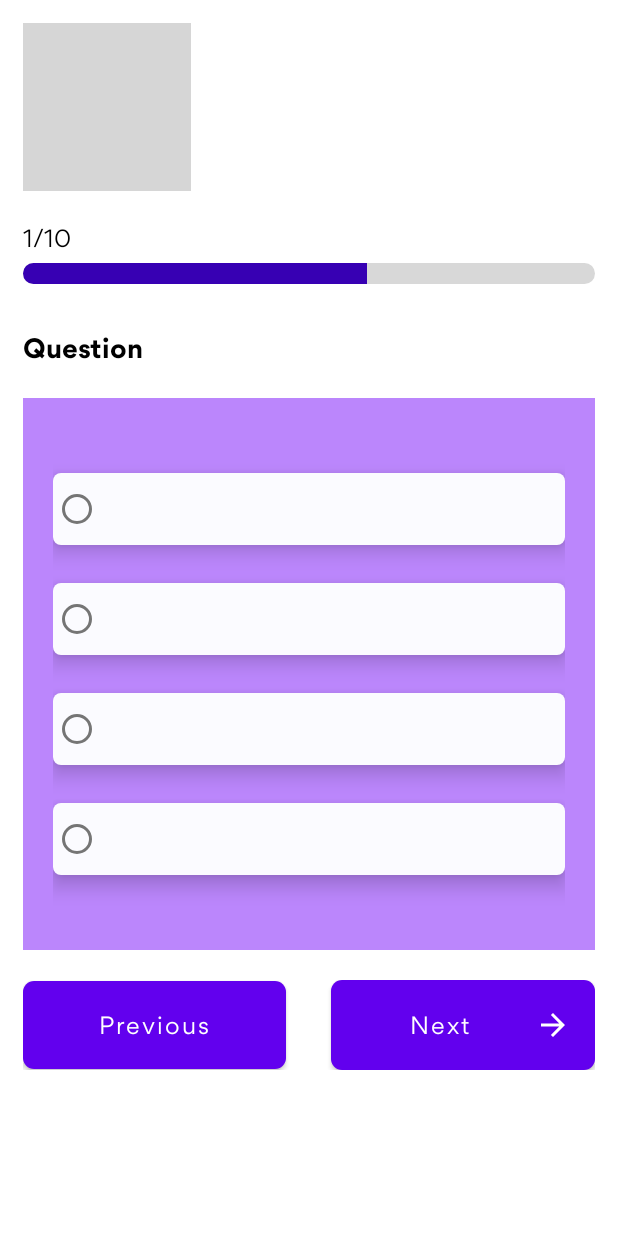
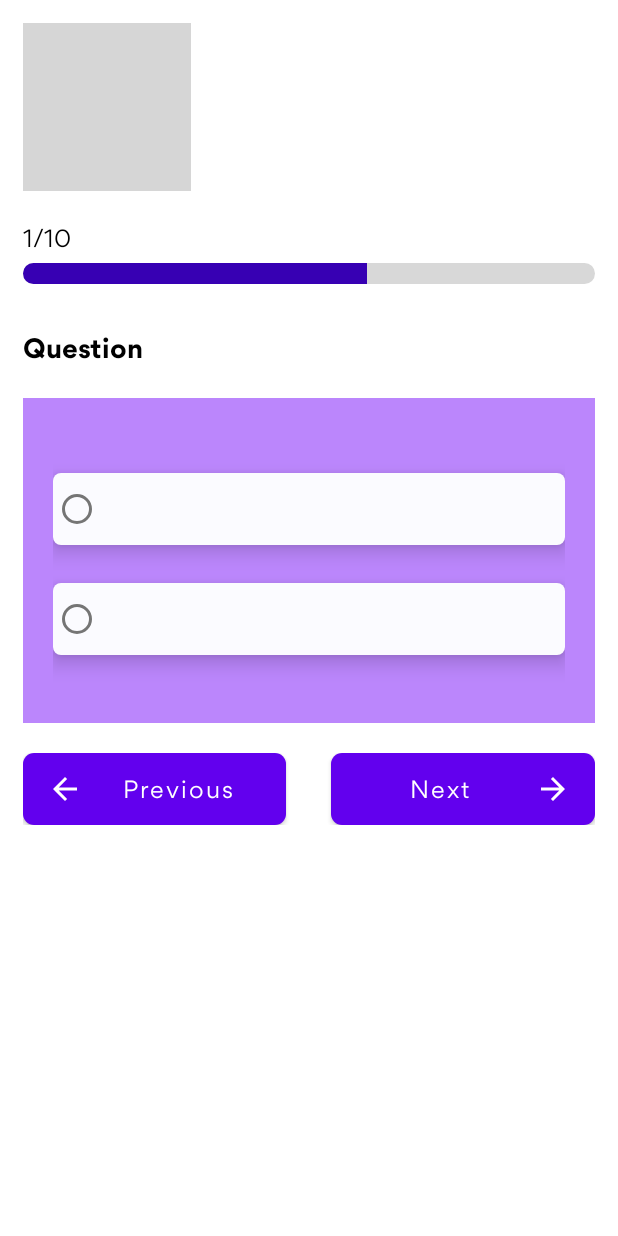
Before and after one commit to febianbatubara/chabi-capstone-project, an Android app: the layout activity_questionnaire.xml on its own in the app's theme, with its tools: preview values and no code run, on a phone screen of 412 x 824 dp. Run offline under Robolectric (Android 15) with nearby library versions, the phone set to English and light mode, and no system bars; grey boxes are pictures that could not be loaded.

Commit message:
add questionnaire data source, repository, and view model. Implement QuestionnaireActivity.kt

```diff
--- a/android/app/src/main/AndroidManifest.xml
+++ b/android/app/src/main/AndroidManifest.xml
@@ -11,7 +11,7 @@
         android:theme="@style/Theme.ChaBiApp">
         <activity android:name=".ui.detail.DetailActivity" />
         <activity android:name=".ui.questionnaire.QuestionnaireActivity" />
-        <activity android:name=".ui.home.HomeActivity">
+        <activity android:name=".ui.home.MainActivity">
             <intent-filter>
                 <action android:name="android.intent.action.MAIN" />
 
--- a/android/app/src/main/java/com/chabi/android/chabiapp/adapter/RecyclerViewArticle.kt
+++ b/android/app/src/main/java/com/chabi/android/chabiapp/adapter/RecyclerViewArticle.kt
@@ -7,7 +7,7 @@ import android.widget.TextView
 import androidx.cardview.widget.CardView
 import androidx.recyclerview.widget.RecyclerView
 import com.chabi.android.chabiapp.R
-import kotlinx.android.synthetic.main.activity_main.view.*
+import kotlinx.android.synthetic.main.activity_home.view.*
 import kotlinx.android.synthetic.main.list_item.view.*
 
 class RecyclerViewArticle: RecyclerView.Adapter<RecyclerViewArticle.MyViewHolder>() {
--- a/android/app/src/main/java/com/chabi/android/chabiapp/ui/home/HomeActivity.kt
+++ b/android/app/src/main/java/com/chabi/android/chabiapp/ui/home/MainActivity.kt
@@ -1,9 +1,10 @@
-package com.chabi.android.chabiapp
+package com.chabi.android.chabiapp.ui.home
 
 import androidx.appcompat.app.AppCompatActivity
 import android.os.Bundle
 import androidx.recyclerview.widget.LinearLayoutManager
 import androidx.recyclerview.widget.RecyclerView
+import com.chabi.android.chabiapp.R
 import com.chabi.android.chabiapp.adapter.RecyclerViewArticle
 import com.chabi.android.chabiapp.adapter.RecyclerViewVideo
 
@@ -16,7 +17,7 @@ class MainActivity : AppCompatActivity() {
 
     override fun onCreate(savedInstanceState: Bundle?) {
         super.onCreate(savedInstanceState)
-        setContentView(R.layout.activity_main)
+        setContentView(R.layout.activity_home)
 
         recyclerarticle = findViewById(R.id.rv_article)
         recyclervideo = findViewById(R.id.rv_video)
--- a/android/app/src/main/res/layout/activity_home.xml
+++ b/android/app/src/main/res/layout/activity_home.xml
@@ -5,7 +5,7 @@
     android:layout_width="match_parent"
     android:layout_height="match_parent"
     android:background="@drawable/ic_background"
-    tools:context=".MainActivity">
+    tools:context=".ui.home.MainActivity">
 
     <androidx.cardview.widget.CardView
         android:id="@+id/cardView"
--- a/android/app/src/main/res/layout/activity_questionnaire.xml
+++ b/android/app/src/main/res/layout/activity_questionnaire.xml
@@ -57,25 +57,20 @@
                 android:id="@+id/rb_option_a"
                 style="@style/RadioButtonGeneral"
                 android:layout_marginTop="30dp"
-                android:layout_marginBottom="25dp" />
+                android:layout_marginBottom="25dp"
+                android:onClick="onRadioButtonClicked"
+                tools:ignore="UsingOnClickInXml" />
 
             <RadioButton
                 android:id="@+id/rb_option_b"
                 style="@style/RadioButtonGeneral"
-                android:layout_marginBottom="25dp" />
-
-            <RadioButton
-                android:id="@+id/rb_option_c"
-                style="@style/RadioButtonGeneral"
-                android:layout_marginBottom="25dp" />
-
-            <RadioButton
-                android:id="@+id/rb_option_d"
-                style="@style/RadioButtonGeneral"
-                android:layout_marginBottom="30dp" />
+                android:layout_marginBottom="25dp"
+                android:onClick="onRadioButtonClicked"
+                tools:ignore="UsingOnClickInXml" />
         </RadioGroup>
 
         <LinearLayout
+            android:id="@+id/layout_nav_button"
             android:layout_width="match_parent"
             android:layout_height="wrap_content"
             android:layout_below="@id/rg_options"
@@ -90,8 +85,9 @@
                 android:layout_marginEnd="30dp"
                 android:layout_weight="1"
                 android:background="@drawable/bg_purple_ripple"
-                android:drawableStart="@drawable/ic_arrow_back_white"
-                android:text="@string/previous" />
+                android:drawableLeft="@drawable/ic_arrow_back_white"
+                android:text="@string/previous"
+                tools:ignore="RtlHardcoded" />
 
             <Button
                 android:id="@+id/btn_next"
@@ -102,7 +98,20 @@
                 android:drawableEnd="@drawable/ic_arrow_forward_white"
                 android:gravity="center"
                 android:text="@string/next" />
+        </LinearLayout>
 
-        </LinearLayout>
+        <Button
+            android:id="@+id/btn_submit"
+            style="@style/ButtonGeneral"
+            android:layout_width="match_parent"
+            android:layout_below="@id/layout_nav_button"
+            android:layout_centerHorizontal="true"
+            android:layout_marginStart="40dp"
+            android:layout_marginTop="20dp"
+            android:layout_marginEnd="40dp"
+            android:background="@drawable/bg_purple_ripple"
+            android:gravity="center"
+            android:text="@string/submit"
+            android:visibility="gone" />
     </RelativeLayout>
 </ScrollView>
--- a/android/app/src/main/res/values/styles.xml
+++ /dev/null
@@ -1,23 +0,0 @@
-<?xml version="1.0" encoding="utf-8"?>
-<resources xmlns:tools="http://schemas.android.com/tools">
-    <!-- Base application theme. -->
-    <style name="Theme.ChaBiApp" parent="Theme.MaterialComponents.DayNight.DarkActionBar">
-        <!-- Primary brand color. -->
-        <item name="colorPrimary">@color/purple_500</item>
-        <item name="colorPrimaryVariant">@color/purple_700</item>
-        <item name="colorOnPrimary">@color/white</item>
-        <!-- Secondary brand color. -->
-        <item name="colorSecondary">@color/teal_200</item>
-        <item name="colorSecondaryVariant">@color/teal_700</item>
-        <item name="colorOnSecondary">@color/black</item>
-        <!-- Status bar color. -->
-        <item name="android:statusBarColor" tools:targetApi="l">?attr/colorPrimaryVariant</item>
-    </style>
-
-    <!-- Customize your theme here. -->
-    <style name="NoActionBarTheme" parent="Theme.AppCompat.Light.NoActionBar">
-        <item name="colorPrimary">@color/purple_500</item>
-        <item name="colorPrimaryDark">@color/purple_700</item>
-        <item name="colorAccent">@color/white</item>
-    </style>
-</resources>
--- a/android/app/src/main/res/values/themes.xml
+++ b/android/app/src/main/res/values/themes.xml
@@ -39,8 +39,8 @@
         <item name="background">?android:selectableItemBackgroundBorderless</item>
         <item name="android:layout_width">wrap_content</item>
         <item name="android:layout_height">wrap_content</item>
-        <item name="android:paddingTop">12dp</item>
-        <item name="android:paddingBottom">12dp</item>
+        <item name="android:paddingTop">4dp</item>
+        <item name="android:paddingBottom">4dp</item>
         <item name="android:textSize">16sp</item>
         <item name="textAllCaps">false</item>
         <item name="fontFamily">@font/gordita_regular</item>
```
Also changed, not shown: android/app/src/main/java/com/chabi/android/chabiapp/data/source/AppDataSource.kt (added, +11 -0 lines), android/app/src/main/java/com/chabi/android/chabiapp/data/source/AppRepository.kt (added, +24 -0 lines), android/app/src/main/java/com/chabi/android/chabiapp/data/source/local/LocalDataSource.kt (added, +20 -0 lines), android/app/src/main/java/com/chabi/android/chabiapp/di/Injection.kt (added, +13 -0 lines), android/app/src/main/java/com/chabi/android/chabiapp/ui/questionnaire/QuestionnaireActivity.kt (+111 -2 lines), android/app/src/main/java/com/chabi/android/chabiapp/ui/questionnaire/QuestionnaireViewModel.kt (+60 -1 lines), android/app/src/main/java/com/chabi/android/chabiapp/utils/Constant.kt (added, +7 -0 lines), android/app/src/main/java/com/chabi/android/chabiapp/viewmodel/ViewModelFactory.kt (added, +34 -0 lines), android/app/src/main/res/values/strings.xml (+6 -1 lines).
